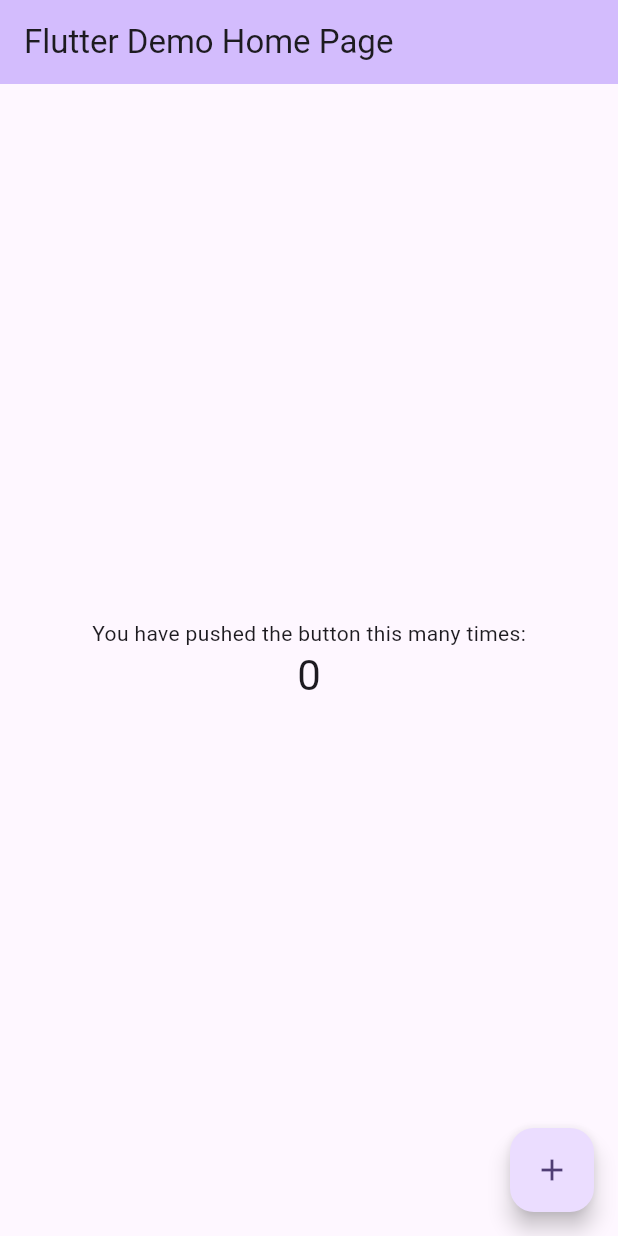
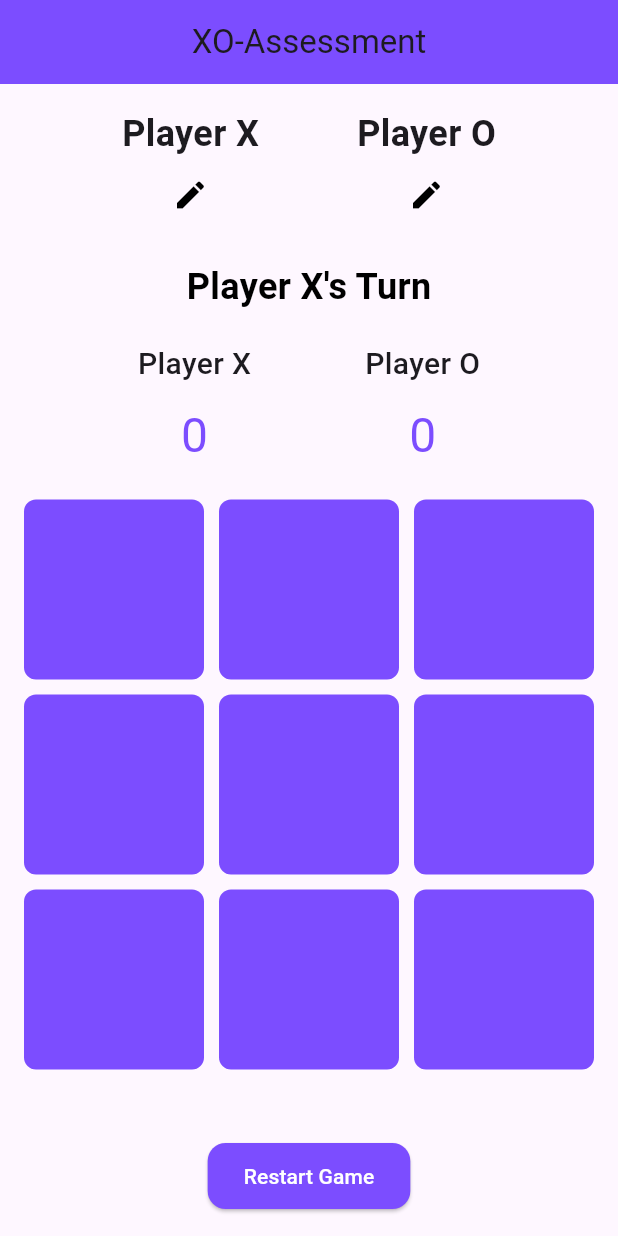
Before and after one commit to PrathameshKalekar/xo-app-assessment, a Flutter app: the screen it shows after launch, on a phone screen of 412 x 824 dp. Run offline on Flutter 3.47's test engine with Material 3 defaults, Android fonts, the phone set to English and light mode, and no system bars.

Commit message:
XO assessment completed

```diff
--- a/lib/main.dart
+++ b/lib/main.dart
@@ -1,125 +1,272 @@
 import 'package:flutter/material.dart';
 
-void main() {
-  runApp(const MyApp());
+void main() => runApp(
+      const MaterialApp(
+        debugShowCheckedModeBanner: false,
+        home: XOGame(),
+      ),
+    );
+
+class XOGame extends StatefulWidget {
+  const XOGame({Key? key}) : super(key: key);
+
+  @override
+  _XOGameState createState() => _XOGameState();
 }
 
-class MyApp extends StatelessWidget {
-  const MyApp({super.key});
+class _XOGameState extends State<XOGame> {
+  List<String> board = List.generate(9, (_) => '');
+  bool isXTurn = true;
+  String winner = '';
+  int xScore = 0;
+  int oScore = 0;
+  bool gameOver = false;
+  String playerX = 'Player X';
+  String playerO = 'Player O';
+  bool isEditingX = false;
+  bool isEditingO = false;
 
-  // This widget is the root of your application.
   @override
   Widget build(BuildContext context) {
-    return MaterialApp(
-      title: 'Flutter Demo',
-      theme: ThemeData(
-        // This is the theme of your application.
-        //
-        // TRY THIS: Try running your application with "flutter run". You'll see
-        // the application has a purple toolbar. Then, without quitting the app,
-        // try changing the seedColor in the colorScheme below to Colors.green
-        // and then invoke "hot reload" (save your changes or press the "hot
-        // reload" button in a Flutter-supported IDE, or press "r" if you used
-        // the command line to start the app).
-        //
-        // Notice that the counter didn't reset back to zero; the application
-        // state is not lost during the reload. To reset the state, use hot
-        // restart instead.
-        //
-        // This works for code too, not just values: Most code changes can be
-        // tested with just a hot reload.
-        colorScheme: ColorScheme.fromSeed(seedColor: Colors.deepPurple),
-        useMaterial3: true,
+    return Scaffold(
+      appBar: AppBar(
+        title: const Text("XO-Assessment"),
+        centerTitle: true,
+        backgroundColor: Colors.deepPurpleAccent,
       ),
-      home: const MyHomePage(title: 'Flutter Demo Home Page'),
+      body: Padding(
+        padding: const EdgeInsets.all(16.0),
+        child: Column(
+          children: [
+            _buildPlayerEditSection(),
+            const SizedBox(height: 20),
+            _buildTurnDisplay(),
+            const SizedBox(height: 20),
+            _buildScoreBoard(),
+            const SizedBox(height: 20),
+            Expanded(child: _buildBoard()),
+            const SizedBox(height: 20),
+            _buildRestartButton(),
+          ],
+        ),
+      ),
+    );
+  }
+
+  // Display current player turn
+  Widget _buildTurnDisplay() {
+    String currentPlayer = isXTurn ? playerX : playerO;
+    return Text(
+      '$currentPlayer\'s Turn',
+      style: const TextStyle(
+          fontSize: 24, fontWeight: FontWeight.bold, color: Colors.black),
+    );
+  }
+
+  Widget _buildPlayerEditSection() {
+    return Row(
+      mainAxisAlignment: MainAxisAlignment.spaceEvenly,
+      children: [
+        _buildPlayerName('X'),
+        _buildPlayerName('O'),
+      ],
+    );
+  }
+
+  Widget _buildPlayerName(String player) {
+    bool isEditing = player == 'X' ? isEditingX : isEditingO;
+    String playerName = player == 'X' ? playerX : playerO;
+    return Column(
+      children: [
+        isEditing
+            ? SizedBox(
+                width: 100,
+                child: TextField(
+                  onChanged: (value) {
+                    setState(() {
+                      if (player == 'X') {
+                        playerX = value.isNotEmpty ? value : 'Player X';
+                      } else {
+                        playerO = value.isNotEmpty ? value : 'Player O';
+                      }
+                    });
+                  },
+                  decoration: InputDecoration(
+                    labelText: player == 'X' ? 'Player X' : 'Player O',
+                    filled: true,
+                    fillColor: Colors.white12,
+                  ),
+                  style: const TextStyle(color: Colors.white),
+                ),
+              )
+            : Text(
+                playerName,
+                style:
+                    const TextStyle(fontSize: 24, fontWeight: FontWeight.bold),
+              ),
+        IconButton(
+          icon: Icon(isEditing ? Icons.check : Icons.edit, color: Colors.black),
+          onPressed: () {
+            setState(() {
+              if (player == 'X') {
+                isEditingX = !isEditingX;
+              } else {
+                isEditingO = !isEditingO;
+              }
+            });
+          },
+        ),
+      ],
+    );
+  }
+
+  Widget _buildScoreBoard() {
+    return Row(
+      mainAxisAlignment: MainAxisAlignment.spaceEvenly,
+      children: [
+        _buildScoreTile(playerX, xScore),
+        _buildScoreTile(playerO, oScore),
+      ],
+    );
+  }
+
+  Widget _buildScoreTile(String player, int score) {
+    return Column(
+      children: [
+        Text(
+          '$player',
+          style: const TextStyle(fontSize: 20, fontWeight: FontWeight.w500),
+        ),
+        const SizedBox(height: 10),
+        Text(
+          '$score',
+          style: const TextStyle(fontSize: 32, color: Colors.deepPurpleAccent),
+        ),
+      ],
+    );
+  }
+
+  Widget _buildBoard() {
+    return GridView.builder(
+      shrinkWrap: true,
+      gridDelegate: const SliverGridDelegateWithFixedCrossAxisCount(
+        crossAxisCount: 3,
+        mainAxisSpacing: 10,
+        crossAxisSpacing: 10,
+      ),
+      itemCount: 9,
+      itemBuilder: (context, index) {
+        return GestureDetector(
+          onTap: () => _onTileTap(index),
+          child: Container(
+            decoration: BoxDecoration(
+              color: Colors.deepPurpleAccent,
+              borderRadius: BorderRadius.circular(8),
+            ),
+            child: Center(
+              child: Text(
+                board[index],
+                style: TextStyle(
+                  fontSize: 48,
+                  color: board[index] == 'X' ? Colors.blue : Colors.pink,
+                ),
+              ),
+            ),
+          ),
+        );
+      },
+    );
+  }
+
+  void _onTileTap(int index) {
+    if (board[index].isEmpty && winner.isEmpty && !gameOver) {
+      setState(() {
+        board[index] = isXTurn ? 'X' : 'O';
+        isXTurn = !isXTurn;
+        _checkWinner();
+      });
+    }
+  }
+
+  void _checkWinner() {
+    const List<List<int>> winConditions = [
+      [0, 1, 2], [3, 4, 5], [6, 7, 8], // Horizontal
+      [0, 3, 6], [1, 4, 7], [2, 5, 8], // Vertical
+      [0, 4, 8], [2, 4, 6] // Diagonal
+    ];
+
+    for (var condition in winConditions) {
+      String a = board[condition[0]];
+      String b = board[condition[1]];
+      String c = board[condition[2]];
+      if (a == b && b == c && a.isNotEmpty) {
+        setState(() {
+          winner = a;
+          gameOver = true;
+          _showWinnerDialog(a == 'X' ? playerX : playerO);
+          if (a == 'X') {
+            xScore++;
+          } else {
+            oScore++;
+          }
+        });
+        return;
+      }
+    }
+
+    if (!board.contains('') && winner.isEmpty) {
+      setState(() {
+        winner = 'Draw';
+        gameOver = true;
+        _showWinnerDialog('Draw');
+      });
+    }
+  }
+
+  void _resetBoard() {
+    setState(() {
+      board = List.generate(9, (_) => '');
+      winner = '';
+      gameOver = false;
+      isXTurn = true;
+    });
+  }
+
+  void _showWinnerDialog(String winnerName) {
+    showDialog(
+      context: context,
+      builder: (_) => AlertDialog(
+        title: Text(winner == 'Draw' ? 'It\'s a Draw!' : '$winnerName Wins!'),
+        content: Text(winner == 'Draw'
+            ? 'Try again to find a winner.'
+            : '$winnerName has won the game!'),
+        actions: [
+          TextButton(
+            onPressed: () {
+              Navigator.of(context).pop();
+              _resetBoard();
+            },
+            child: const Text('Play Again'),
+          )
+        ],
+      ),
+    );
+  }
+
+  Widget _buildRestartButton() {
+    return ElevatedButton(
+      onPressed: _resetBoard,
+      style: ElevatedButton.styleFrom(
+        padding: const EdgeInsets.symmetric(horizontal: 24, vertical: 12),
+        shape: RoundedRectangleBorder(
+          borderRadius: BorderRadius.circular(12),
+        ),
+        backgroundColor: Colors.deepPurpleAccent,
+      ),
+      child: const Text(
+        "Restart Game",
+        style: TextStyle(color: Colors.white),
+      ),
     );
   }
 }
-
-class MyHomePage extends StatefulWidget {
-  const MyHomePage({super.key, required this.title});
-
-  // This widget is the home page of your application. It is stateful, meaning
-  // that it has a State object (defined below) that contains fields that affect
-  // how it looks.
-
-  // This class is the configuration for the state. It holds the values (in this
-  // case the title) provided by the parent (in this case the App widget) and
-  // used by the build method of the State. Fields in a Widget subclass are
-  // always marked "final".
-
-  final String title;
-
-  @override
-  State<MyHomePage> createState() => _MyHomePageState();
-}
-
-class _MyHomePageState extends State<MyHomePage> {
-  int _counter = 0;
-
-  void _incrementCounter() {
-    setState(() {
-      // This call to setState tells the Flutter framework that something has
-      // changed in this State, which causes it to rerun the build method below
-      // so that the display can reflect the updated values. If we changed
-      // _counter without calling setState(), then the build method would not be
-      // called again, and so nothing would appear to happen.
-      _counter++;
-    });
-  }
-
-  @override
-  Widget build(BuildContext context) {
-    // This method is rerun every time setState is called, for instance as done
-    // by the _incrementCounter method above.
-    //
-    // The Flutter framework has been optimized to make rerunning build methods
-    // fast, so that you can just rebuild anything that needs updating rather
-    // than having to individually change instances of widgets.
-    return Scaffold(
-      appBar: AppBar(
-        // TRY THIS: Try changing the color here to a specific color (to
-        // Colors.amber, perhaps?) and trigger a hot reload to see the AppBar
-        // change color while the other colors stay the same.
-        backgroundColor: Theme.of(context).colorScheme.inversePrimary,
-        // Here we take the value from the MyHomePage object that was created by
-        // the App.build method, and use it to set our appbar title.
-        title: Text(widget.title),
-      ),
-      body: Center(
-        // Center is a layout widget. It takes a single child and positions it
-        // in the middle of the parent.
-        child: Column(
-          // Column is also a layout widget. It takes a list of children and
-          // arranges them vertically. By default, it sizes itself to fit its
-          // children horizontally, and tries to be as tall as its parent.
-          //
-          // Column has various properties to control how it sizes itself and
-          // how it positions its children. Here we use mainAxisAlignment to
-          // center the children vertically; the main axis here is the vertical
-          // axis because Columns are vertical (the cross axis would be
-          // horizontal).
-          //
-          // TRY THIS: Invoke "debug painting" (choose the "Toggle Debug Paint"
-          // action in the IDE, or press "p" in the console), to see the
-          // wireframe for each widget.
-          mainAxisAlignment: MainAxisAlignment.center,
-          children: <Widget>[
-            const Text(
-              'You have pushed the button this many times:',
-            ),
-            Text(
-              '$_counter',
-              style: Theme.of(context).textTheme.headlineMedium,
-            ),
-          ],
-        ),
-      ),
-      floatingActionButton: FloatingActionButton(
-        onPressed: _incrementCounter,
-        tooltip: 'Increment',
-        child: const Icon(Icons.add),
-      ), // This trailing comma makes auto-formatting nicer for build methods.
-    );
-  }
-}
```
